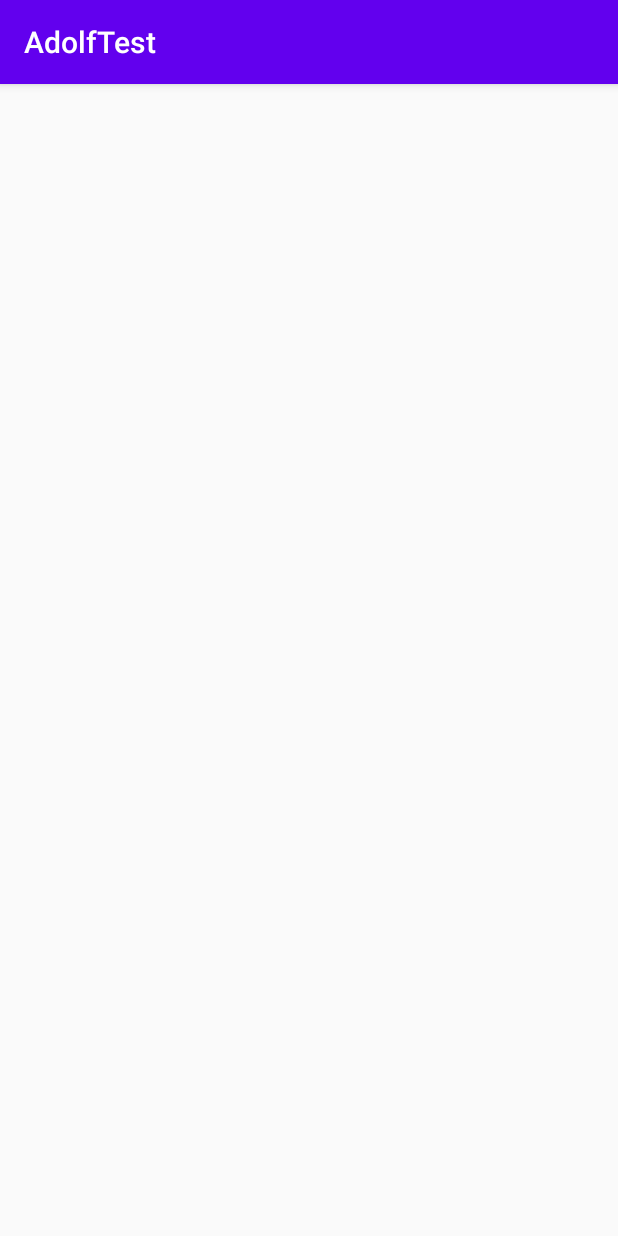
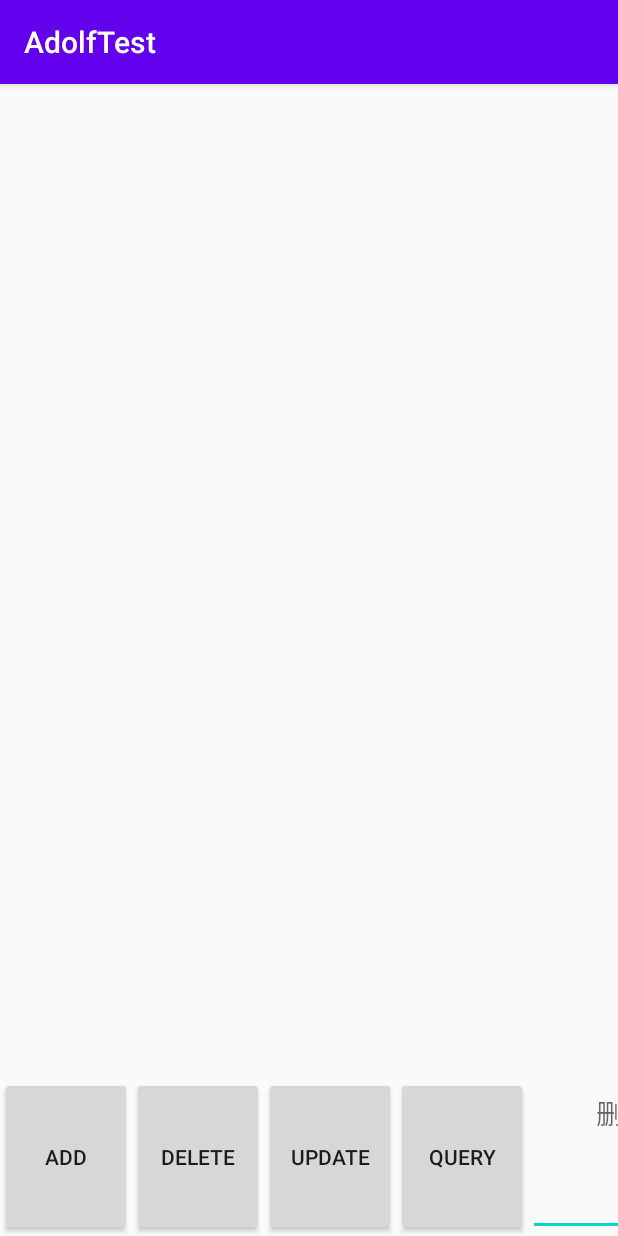
Before and after one commit to Puffer987/AdolfTool, an Android app: the screen it shows after launch (MainActivity), on a phone screen of 412 x 824 dp. Run offline under Robolectric (Android 15) with nearby library versions, the phone set to English and light mode, and no system bars; our stand-ins replace ButterKnife.

Commit message:
[add] 完成跨应用读取数据库

```diff
--- a/adolftest/src/main/res/layout/activity_main.xml
+++ b/adolftest/src/main/res/layout/activity_main.xml
@@ -1,10 +1,73 @@
 <?xml version="1.0" encoding="utf-8"?>
-<LinearLayout xmlns:android="http://schemas.android.com/apk/res/android"
+<RelativeLayout xmlns:android="http://schemas.android.com/apk/res/android"
     xmlns:app="http://schemas.android.com/apk/res-auto"
     xmlns:tools="http://schemas.android.com/tools"
     android:layout_width="match_parent"
     android:layout_height="match_parent"
     tools:context=".MainActivity">
 
+    <ListView
+        android:id="@+id/display_db_rv"
+        android:layout_width="match_parent"
+        android:layout_height="match_parent"
+        android:layout_above="@+id/group_btn" />
 
-</LinearLayout>
+    <ScrollView
+        android:id="@+id/group_btn"
+        android:layout_width="match_parent"
+        android:layout_height="wrap_content"
+        android:layout_alignParentBottom="true">
+
+        <LinearLayout
+            android:layout_width="match_parent"
+            android:layout_height="50dp"
+
+            android:orientation="horizontal">
+
+            <Button
+                android:id="@+id/btn_add"
+                android:layout_width="wrap_content"
+                android:layout_height="match_parent"
+                android:text="add" />
+
+            <Button
+                android:id="@+id/btn_del"
+                android:layout_width="wrap_content"
+                android:layout_height="match_parent"
+                android:text="delete" />
+
+            <Button
+                android:id="@+id/btn_update"
+                android:layout_width="wrap_content"
+                android:layout_height="match_parent"
+                android:text="update" />
+
+            <Button
+                android:id="@+id/btn_query"
+                android:layout_width="wrap_content"
+                android:layout_height="match_parent"
+                android:text="query" />
+
+            <LinearLayout
+                android:layout_width="wrap_content"
+                android:layout_height="match_parent">
+
+                <EditText
+                    android:id="@+id/del_id"
+                    android:layout_width="100dp"
+                    android:layout_height="match_parent"
+                    android:gravity="right"
+                    android:hint="删除id"
+                    android:inputType="number" />
+
+                <Button
+                    android:id="@+id/btn_del_id"
+                    android:layout_width="wrap_content"
+                    android:layout_height="match_parent"
+                    android:text="删除指定" />
+            </LinearLayout>
+        </LinearLayout>
+    </ScrollView>
+
+
+</RelativeLayout>
--- a/app/src/main/java/cn/adolf/adolf/MainActivity.java
+++ b/app/src/main/java/cn/adolf/adolf/MainActivity.java
@@ -10,7 +10,7 @@ import butterknife.ButterKnife;
 import butterknife.OnClick;
 import cn.adolf.adolf.wsp1.RvAdvanceActivity;
 import cn.adolf.adolf.wsp2.WorkspaceActivity;
-import cn.adolf.adolf.wsp3.DatabaseProviderActivity;
+import cn.adolf.adolf.wsp3.DbMainActivity;
 
 public class MainActivity extends AppCompatActivity {
 
@@ -31,7 +31,7 @@ public class MainActivity extends AppCompatActivity {
                 startActivity(new Intent(this, WorkspaceActivity.class));
                 break;
             case R.id.database_provider:
-                startActivity(new Intent(this, DatabaseProviderActivity.class));
+                startActivity(new Intent(this, DbMainActivity.class));
                 break;
 
         }
--- a/app/src/main/res/layout/activity_database_provider.xml
+++ b/app/src/main/res/layout/activity_db_main.xml
@@ -4,7 +4,7 @@
     xmlns:tools="http://schemas.android.com/tools"
     android:layout_width="match_parent"
     android:layout_height="match_parent"
-    tools:context=".wsp3.DatabaseProviderActivity">
+    tools:context=".wsp3.DbMainActivity">
 
     <androidx.recyclerview.widget.RecyclerView
         android:id="@+id/user_info"
```
Also changed, not shown: adolftest/src/main/java/cn/adolf/adolftest/DatabaseManager.java (deleted, +0 -27 lines), adolftest/src/main/java/cn/adolf/adolftest/DbResolverManager.java (added, +100 -0 lines), adolftest/src/main/java/cn/adolf/adolftest/MainActivity.java (+88 -1 lines), adolftest/src/main/java/cn/adolf/adolftest/UserBean.java (added, +69 -0 lines), adolftest/src/main/res/layout/item_rv_user.xml (added, +30 -0 lines), app/src/main/AndroidManifest.xml (+7 -1 lines), app/src/main/java/cn/adolf/adolf/wsp3/AdolfDbOpenHelper.java (renamed from app/src/main/java/cn/adolf/adolf/wsp3/UserDbOpenHelper.java, +4 -3 lines), app/src/main/java/cn/adolf/adolf/wsp3/AdolfDbProvider.java (added, +122 -0 lines), app/src/main/java/cn/adolf/adolf/wsp3/DbMainActivity.java (renamed from app/src/main/java/cn/adolf/adolf/wsp3/DatabaseProviderActivity.java, +5 -5 lines).
